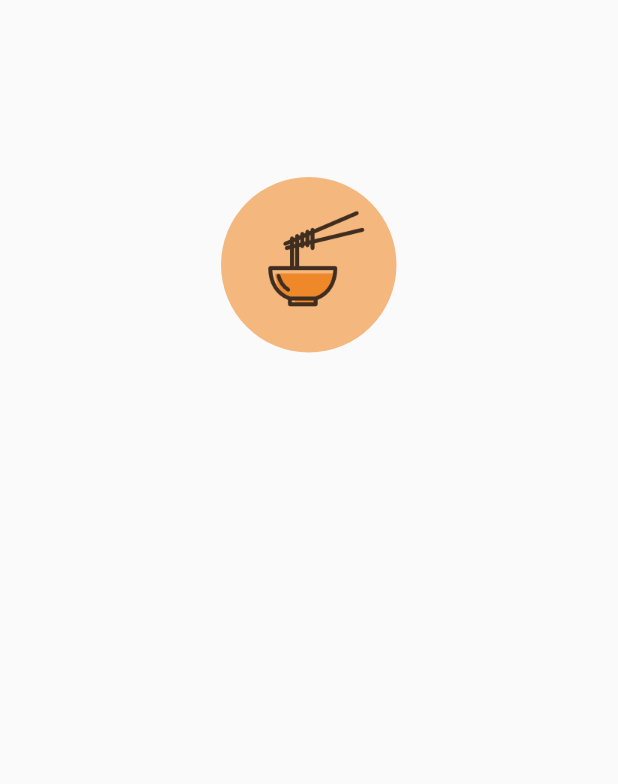
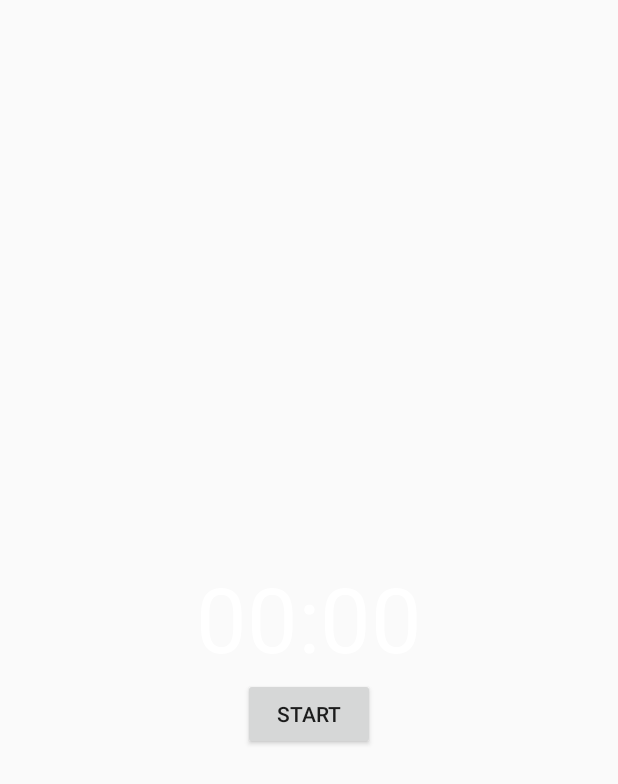
Before and after one commit to gerin98/Alarm, an Android app: the layout slide_layout.xml on its own in the app's theme, with its tools: preview values and no code run, on a phone screen of 412 x 824 dp. Shown: the top 784 px of the screen. Run offline under Robolectric (Android 15) with nearby library versions, the phone set to English and light mode, and no system bars.

Commit message:
added a countdown timer

```diff
--- a/app/src/main/res/layout/slide_layout.xml
+++ b/app/src/main/res/layout/slide_layout.xml
@@ -1,14 +1,40 @@
 <?xml version="1.0" encoding="utf-8"?>
 <RelativeLayout xmlns:android="http://schemas.android.com/apk/res/android"
     xmlns:app="http://schemas.android.com/apk/res-auto"
-    android:layout_width="match_parent" android:layout_height="match_parent">
+    android:layout_width="match_parent"
+    android:layout_height="match_parent">
 
-    <ImageView
-        android:id="@+id/imageView"
+    <TextView
+        android:id="@+id/text_view_countdown"
         android:layout_width="wrap_content"
         android:layout_height="wrap_content"
-        android:layout_alignParentTop="true"
         android:layout_centerHorizontal="true"
-        android:layout_marginTop="118dp"
-        app:srcCompat="@drawable/image1" />
+        android:layout_centerVertical="true"
+        android:text="00:00"
+        android:textColor="#FFF"
+        android:textSize="60sp" />
+
+    <Button
+        android:id="@+id/button_start_pause"
+        android:layout_width="wrap_content"
+        android:layout_height="wrap_content"
+        android:layout_below="@+id/text_view_countdown"
+        android:layout_centerHorizontal="true"
+        android:onClick="choose_start_pause"
+        android:text="start" />
+
+    <Button
+        android:id="@+id/button_reset"
+        android:layout_width="wrap_content"
+        android:layout_height="wrap_content"
+        android:layout_below="@+id/text_view_countdown"
+        android:layout_marginStart="11dp"
+        android:layout_toEndOf="@+id/button_start_pause"
+        android:text="reset"
+        android:visibility="invisible"
+        android:layout_marginLeft="11dp"
+        android:onClick="resetTimer"
+        android:layout_toRightOf="@+id/button_start_pause" />
+
+
 </RelativeLayout>
```
Also changed, not shown: app/src/main/java/com/example/gerin/alarm/MainActivity.java (+104 -0 lines).
